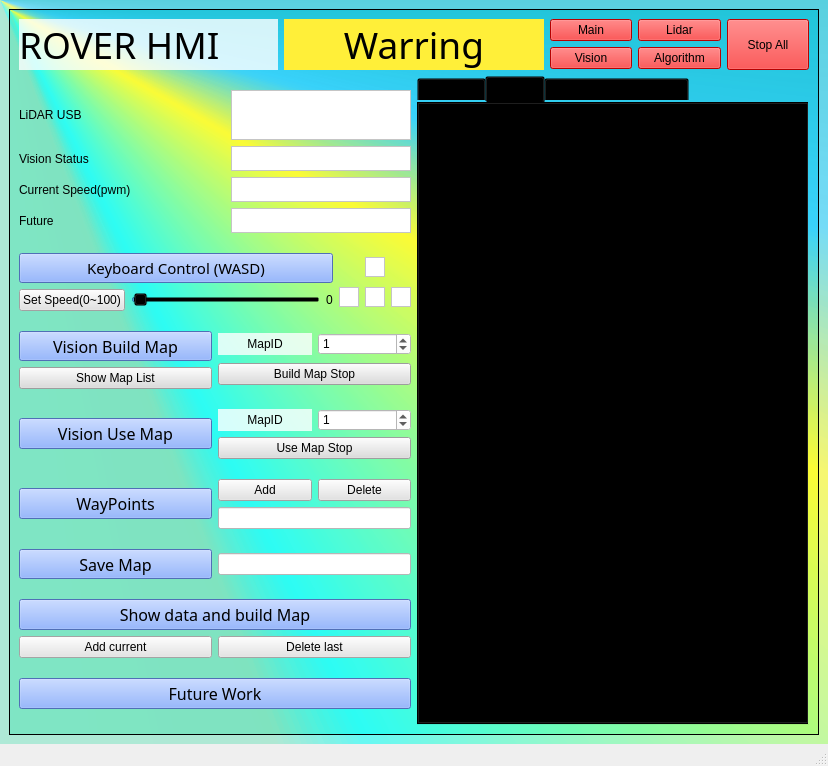
Old version of the form gui/rover_v3.ui in the repository goldmode321/ROVER_Clement_Billy_2019.
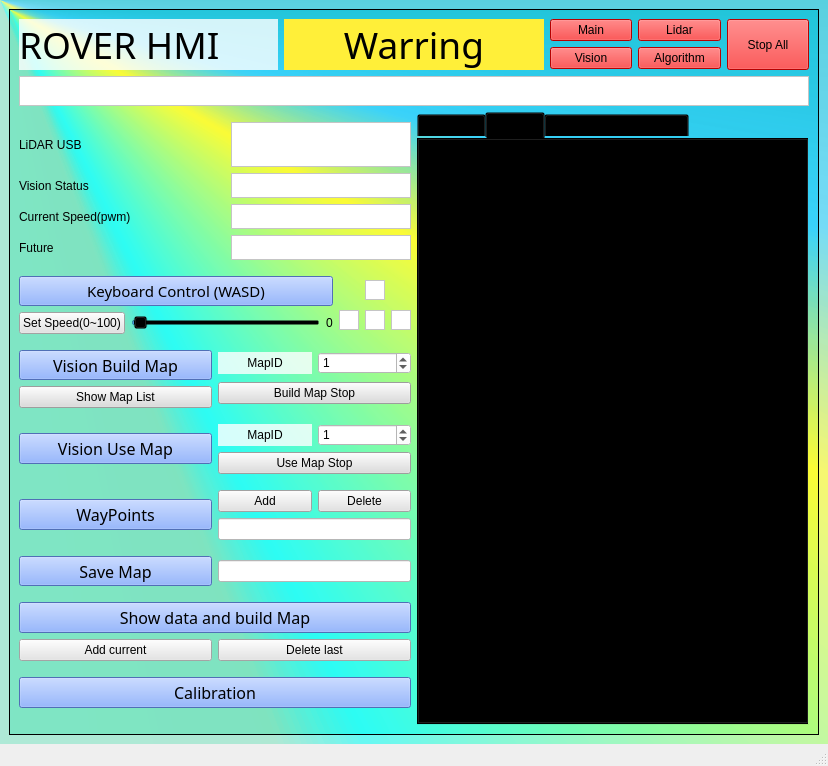
New version of the form. Custom widgets are drawn as their Qt base class.

Diff of the .ui file:
```diff
--- a/gui/rover_v3.ui
+++ b/gui/rover_v3.ui
@@ -38,7 +38,7 @@
          <x>0</x>
          <y>0</y>
          <width>803</width>
-         <height>706</height>
+         <height>733</height>
         </rect>
        </property>
        <property name="styleSheet">
@@ -156,6 +156,31 @@
           </item>
          </layout>
         </item>
+        <item>
+         <widget class="QTextEdit" name="MessageBox_Edit">
+          <property name="sizePolicy">
+           <sizepolicy hsizetype="Expanding" vsizetype="Fixed">
+            <horstretch>0</horstretch>
+            <verstretch>0</verstretch>
+           </sizepolicy>
+          </property>
+          <property name="minimumSize">
+           <size>
+            <width>0</width>
+            <height>25</height>
+           </size>
+          </property>
+          <property name="maximumSize">
+           <size>
+            <width>16777215</width>
+            <height>30</height>
+           </size>
+          </property>
+          <property name="styleSheet">
+           <string notr="true">background-color: rgb(255, 255, 255);</string>
+          </property>
+         </widget>
+        </item>
         <item>
          <layout class="QHBoxLayout" name="MiddleLayout">
           <item>
@@ -188,7 +213,7 @@
                   <property name="maximumSize">
                    <size>
                     <width>180</width>
-                    <height>50</height>
+                    <height>45</height>
                    </size>
                   </property>
                   <property name="styleSheet">
@@ -840,7 +865,7 @@
                <string notr="true">background-color: rgb(112, 155, 255);</string>
               </property>
               <property name="text">
-               <string>Future Work</string>
+               <string>Calibration</string>
               </property>
              </widget>
             </item>
```
Left out of the diff: 2 changed lines with no effect on the pictures.
